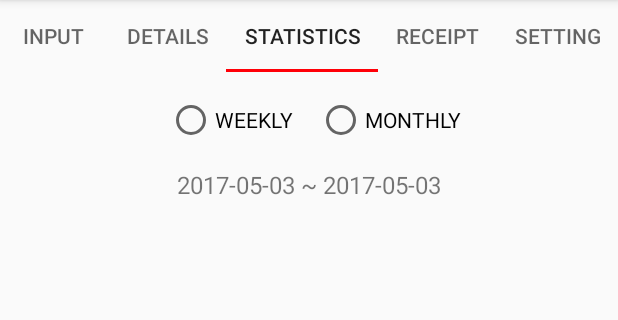
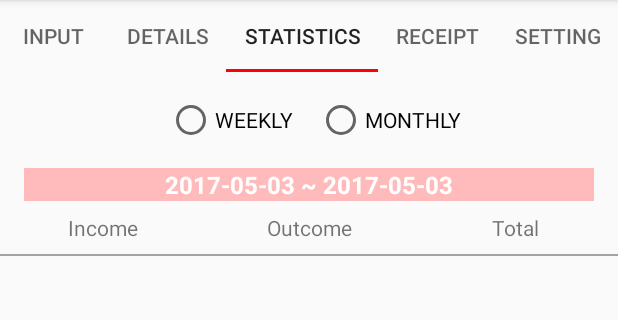
Before and after one commit to lasking88/AccountBook, an Android app: the screen it shows after launch (MainPagerActivity), tab 3 chosen, on a phone screen of 412 x 824 dp, the part 84-404 px from its top. Run offline under Robolectric (Android 15) with nearby library versions, the phone set to English and light mode, and no system bars; libraries missing offline, so code that uses them is left out: com.dgreenhalgh.android; 4 statements that could not run were skipped.

Commit message:
Fixed design slightly

```diff
--- a/AccountBook/app/src/main/java/com/ohbrothers/www/accountbook/StatisticsFragment.java
+++ b/AccountBook/app/src/main/java/com/ohbrothers/www/accountbook/StatisticsFragment.java
@@ -17,6 +17,7 @@ import android.widget.RadioButton;
 import android.widget.RadioGroup;
 import android.widget.TextView;
 
+import com.dgreenhalgh.android.simpleitemdecoration.linear.DividerItemDecoration;
 import com.ohbrothers.www.accountbook.model.DataLab;
 
 import java.text.SimpleDateFormat;
@@ -101,6 +102,7 @@ public class StatisticsFragment extends Fragment {
 
         mRecyclerView = (RecyclerView) view.findViewById(R.id.statistics_recycler_view);
         mRecyclerView.setLayoutManager(new LinearLayoutManager(getActivity()));
+        mRecyclerView.addItemDecoration(new DividerItemDecoration(ContextCompat.getDrawable(getActivity(), R.drawable.horizontaldivider)));
 
         return view;
     }
--- a/AccountBook/app/src/main/res/layout/fragment_statistics.xml
+++ b/AccountBook/app/src/main/res/layout/fragment_statistics.xml
@@ -37,6 +37,9 @@
         android:orientation="horizontal"
         android:layout_width="match_parent"
         android:layout_height="wrap_content"
+        android:layout_marginStart="16dp"
+        android:layout_marginEnd="16dp"
+        android:background="@color/colorPrimaryBright"
         android:gravity="center">
 
         <TextView
@@ -44,22 +47,66 @@
             android:layout_width="wrap_content"
             android:layout_height="wrap_content"
             tools:text="2017-05-02"
-            android:textSize="16sp"/>
+            android:textSize="16sp"
+            android:textColor="@color/colorWhite"
+            android:textStyle="bold"/>
 
         <TextView
             android:layout_width="wrap_content"
             android:layout_height="wrap_content"
             android:text=" ~ "
-            android:textSize="16sp"/>
+            android:textSize="16sp"
+            android:textColor="@color/colorWhite"
+            android:textStyle="bold"/>
 
         <TextView
             android:id="@+id/end_date_text_view"
             android:layout_width="wrap_content"
             android:layout_height="wrap_content"
             tools:text="2017-05-02"
-            android:textSize="16sp"/>
+            android:textSize="16sp"
+            android:textColor="@color/colorWhite"
+            android:textStyle="bold"/>
 
     </LinearLayout>
+
+    <LinearLayout
+        android:orientation="horizontal"
+        android:layout_width="match_parent"
+        android:layout_height="wrap_content">
+
+        <TextView
+            android:id="@+id/statistics_item_income_text_view"
+            android:layout_width="0dp"
+            android:layout_height="wrap_content"
+            android:layout_weight="1"
+            android:layout_margin="8dp"
+            android:gravity="center"
+            android:text="Income"/>
+
+        <TextView
+            android:id="@+id/statistics_item_outcome_text_view"
+            android:layout_width="0dp"
+            android:layout_height="wrap_content"
+            android:layout_weight="1"
+            android:layout_margin="8dp"
+            android:gravity="center"
+            android:text="Outcome"/>
+
+        <TextView
+            android:id="@+id/statistics_item_total_text_view"
+            android:layout_width="0dp"
+            android:layout_height="wrap_content"
+            android:layout_weight="1"
+            android:layout_margin="8dp"
+            android:gravity="center"
+            android:text="Total"/>
+
+    </LinearLayout>
+    <ImageView
+        android:layout_width="match_parent"
+        android:layout_height="wrap_content"
+        android:src="@drawable/horizontaldivider"/>
 
     <android.support.v7.widget.RecyclerView
         android:id="@+id/statistics_recycler_view"
```
Also changed, not shown: AccountBook/app/src/main/res/layout/list_item_spinner.xml (deleted, +0 -9 lines), AccountBook/app/src/main/res/layout/list_item_statistics.xml (+23 -15 lines).
